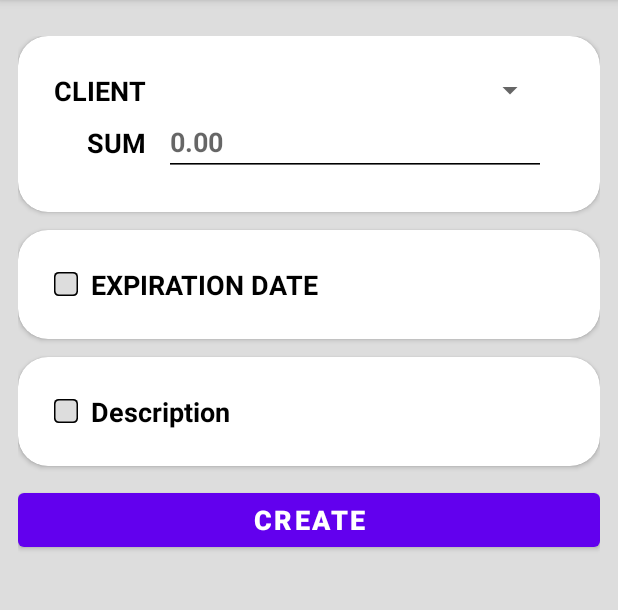
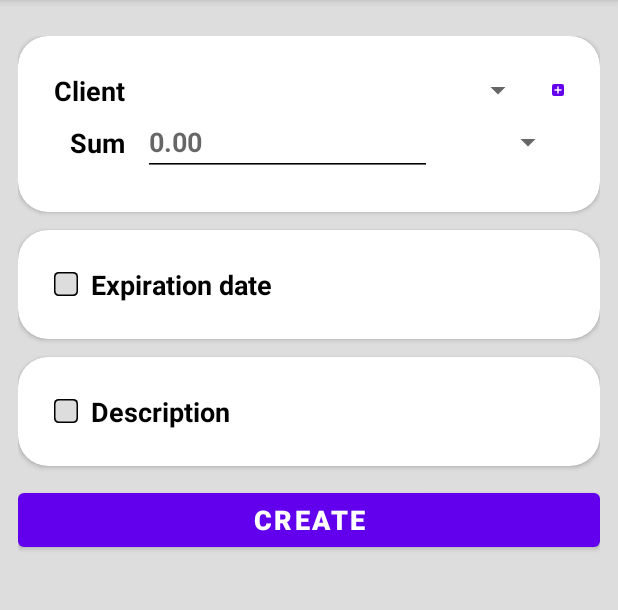
Before and after one commit to SergStas/DebtsTracker, an Android app: the CreateFragment screen opened through its navigation route, on a phone screen of 412 x 824 dp, the part 84-694 px from its top. Run offline under Robolectric (Android 15) with nearby library versions, the phone set to English and light mode, and no system bars; our stand-ins replace Dagger/Hilt's generated code; libraries missing offline, so code that uses them is left out: by.kirich1409.viewbindingdelegate; 1 statement that could not run was skipped.

Commit message:
Debt creation feature WIP

```diff
--- /dev/null
+++ b/app/src/main/res/drawable/ic_button_add.xml
@@ -0,0 +1,19 @@
+<vector xmlns:android="http://schemas.android.com/apk/res/android"
+    android:width="16dp"
+    android:height="16dp"
+    android:viewportWidth="16"
+    android:viewportHeight="16">
+  <path
+    android:pathData="M3,0L13,0A3,3 0,0 1,16 3L16,13A3,3 0,0 1,13 16L3,16A3,3 0,0 1,0 13L0,3A3,3 0,0 1,3 0z"
+    android:fillColor="?attr/colorPrimary"/>
+  <path
+      android:pathData="M4,8L12,8"
+      android:strokeWidth="2"
+      android:strokeColor="@color/white"
+      android:strokeLineCap="round"/>
+  <path
+      android:pathData="M8,4L8,12"
+      android:strokeWidth="2"
+      android:strokeColor="@color/white"
+      android:strokeLineCap="round"/>
+</vector>
--- a/app/src/main/res/layout/fragment_create.xml
+++ b/app/src/main/res/layout/fragment_create.xml
@@ -19,6 +19,27 @@
             android:layout_width="match_parent"
             android:layout_height="match_parent">
 
+            <ImageView
+                android:id="@+id/b_new_client"
+                android:layout_width="0dp"
+                android:layout_height="0dp"
+                app:layout_constraintDimensionRatio="1"
+                android:src="@drawable/ic_button_add"
+                android:layout_marginVertical="@dimen/m4"
+                app:layout_constraintTop_toTopOf="@id/spin_client"
+                app:layout_constraintBottom_toBottomOf="@id/spin_client"
+                app:layout_constraintEnd_toEndOf="parent"
+                android:contentDescription="@string/cd_add_client" />
+
+            <Spinner
+                android:id="@+id/spin_currency"
+                android:layout_width="80dp"
+                android:layout_height="0dp"
+                app:layout_constraintBottom_toBottomOf="@id/et_sum"
+                app:layout_constraintTop_toTopOf="@id/et_sum"
+                app:layout_constraintEnd_toEndOf="parent"
+                tools:listitem="@layout/support_simple_spinner_dropdown_item"/>
+
             <TextView
                 android:id="@+id/tv_sum"
                 android:layout_width="wrap_content"
@@ -26,7 +47,7 @@
                 app:layout_constraintEnd_toEndOf="@id/tv_client"
                 app:layout_constraintTop_toTopOf="@id/et_sum"
                 app:layout_constraintBottom_toBottomOf="@id/et_sum"
-                style="@style/App.Text.H5"
+                style="@style/App.Text.H6"
                 android:text="@string/create_tv_sum" />
 
             <EditText
@@ -34,9 +55,10 @@
                 android:layout_width="0dp"
                 android:layout_height="match_parent"
                 app:layout_constraintTop_toBottomOf="@id/spin_client"
-                app:layout_constraintEnd_toEndOf="parent"
+                app:layout_constraintEnd_toStartOf="@id/spin_currency"
+                android:layout_marginEnd="@dimen/m4"
                 app:layout_constraintStart_toEndOf="@id/tv_sum"
-                android:layout_marginHorizontal="@dimen/m2"
+                android:layout_marginStart="@dimen/m2"
                 android:hint="@string/create_et_sum_hint"
                 style="@style/App.Text.EditText.H6"
                 android:inputType="numberDecimal"
@@ -49,7 +71,7 @@
                 app:layout_constraintStart_toStartOf="parent"
                 app:layout_constraintTop_toTopOf="@id/spin_client"
                 app:layout_constraintBottom_toBottomOf="@id/spin_client"
-                style="@style/App.Text.H5"
+                style="@style/App.Text.H6"
                 android:text="@string/create_tv_client" />
 
             <Spinner
@@ -59,7 +81,7 @@
                 android:layout_marginHorizontal="@dimen/m2"
                 tools:listitem="@layout/support_simple_spinner_dropdown_item"
                 app:layout_constraintStart_toEndOf="@id/tv_sum"
-                app:layout_constraintEnd_toEndOf="parent"
+                app:layout_constraintEnd_toStartOf="@id/b_new_client"
                 app:layout_constraintTop_toTopOf="parent"/>
 
         </androidx.constraintlayout.widget.ConstraintLayout>
@@ -82,7 +104,7 @@
                 android:layout_height="wrap_content"
                 app:layout_constraintStart_toEndOf="@id/cb_limit"
                 app:layout_constraintTop_toTopOf="parent"
-                style="@style/App.Text.H5"
+                style="@style/App.Text.H6"
                 android:text="@string/create_tv_enable_limit" />
 
             <androidx.appcompat.widget.AppCompatCheckBox
--- a/app/src/main/res/values/dimens.xml
+++ b/app/src/main/res/values/dimens.xml
@@ -2,6 +2,7 @@
 <resources>
     <dimen name="m1">24dp</dimen>
     <dimen name="m2">12dp</dimen>
+    <dimen name="m4">8dp</dimen>
     <dimen name="m5">4dp</dimen>
 
     <dimen name="font_h1">32sp</dimen>
--- a/app/src/main/res/values/strings.xml
+++ b/app/src/main/res/values/strings.xml
@@ -10,4 +10,5 @@
     <string name="create_tv_description">Description</string>
     <string name="create_et_desc_hint">Type something…</string>
     <string name="create_b_done">Create</string>
+    <string name="cd_add_client">Create</string>
 </resources>
--- /dev/null
+++ b/domain/src/main/java/com/sergstas/debtstracker/domain/usecases/currencies/GetAllCurrenciesUC.kt
@@ -0,0 +1,11 @@
+package com.sergstas.debtstracker.domain.usecases.currencies
+
+import com.sergstas.debtstracker.domain.repo.ICurrencyRepo
+import javax.inject.Inject
+
+class GetAllCurrenciesUC @Inject constructor(
+    private val currenciesRepo: ICurrencyRepo,
+) {
+    suspend operator fun invoke() =
+        currenciesRepo.getAll()
+}
--- a/domain/src/main/java/com/sergstas/debtstracker/domain/usecases/CreateDebtUC.kt
+++ b/domain/src/main/java/com/sergstas/debtstracker/domain/usecases/debts/CreateDebtUC.kt
@@ -1,4 +1,4 @@
-package com.sergstas.debtstracker.domain.usecases
+package com.sergstas.debtstracker.domain.usecases.debts
 
 import com.sergstas.debtstracker.domain.repo.IDebtRepo
 import com.sergstas.debtstracker.domain.models.Debt
--- a/domain/src/main/java/com/sergstas/debtstracker/domain/usecases/GetAllDebtsUC.kt
+++ b/domain/src/main/java/com/sergstas/debtstracker/domain/usecases/debts/GetAllDebtsUC.kt
@@ -1,4 +1,4 @@
-package com.sergstas.debtstracker.domain.usecases
+package com.sergstas.debtstracker.domain.usecases.debts
 
 import com.sergstas.debtstracker.domain.models.User
 import com.sergstas.debtstracker.domain.repo.IDebtRepo
--- /dev/null
+++ b/domain/src/main/java/com/sergstas/debtstracker/domain/usecases/users/GetAllUsersUC.kt
@@ -0,0 +1,11 @@
+package com.sergstas.debtstracker.domain.usecases.users
+
+import com.sergstas.debtstracker.domain.repo.IUserRepo
+import javax.inject.Inject
+
+class GetAllUsersUC @Inject constructor(
+    private val usersRepo: IUserRepo,
+) {
+    suspend operator fun invoke() =
+        usersRepo.getAll()
+}
```
